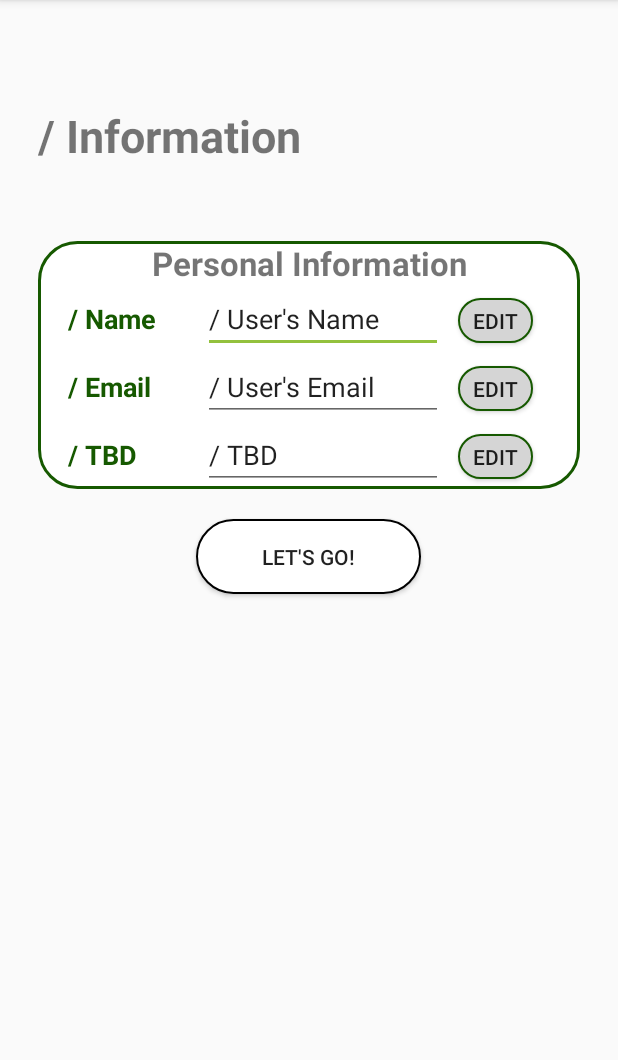
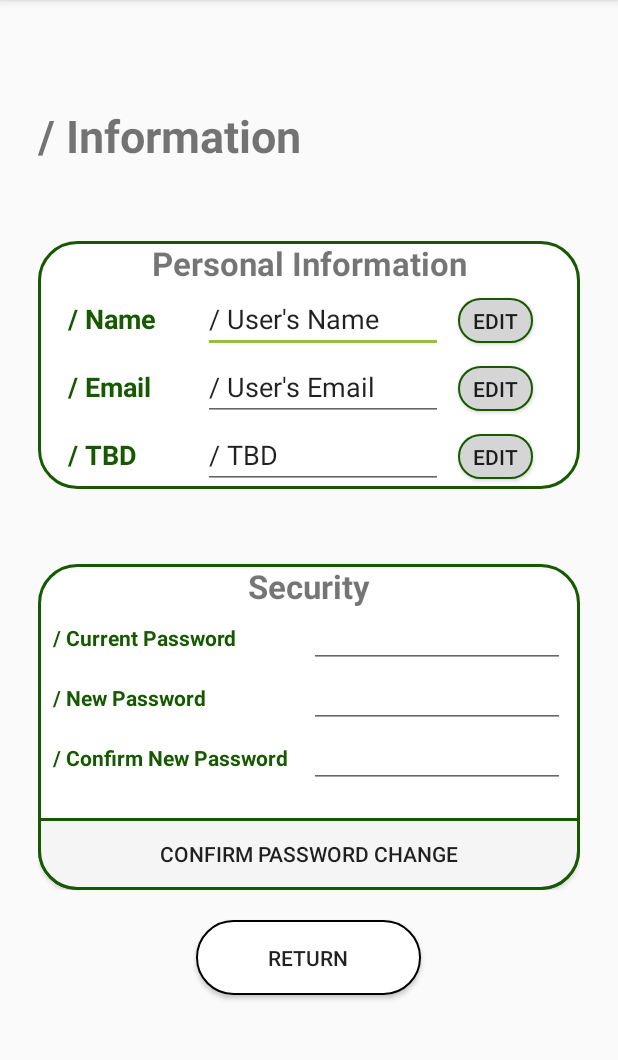
Before and after one commit to andy-cameron/Green_Leaf, an Android app: the InformationScreenActivity screen opened directly, with no data from a screen before it, on a phone screen of 412 x 824 dp, the part 84-1144 px from its top. Run offline under Robolectric (Android 15) with nearby library versions, the phone set to English and light mode, and no system bars.

Commit message:
Visuals for information screen finished

```diff
--- a/app/src/main/res/layout/activity_information_screen.xml
+++ b/app/src/main/res/layout/activity_information_screen.xml
@@ -115,18 +115,101 @@
             </LinearLayout>
         </LinearLayout>
 
+        <LinearLayout
+            android:layout_width="match_parent"
+            android:layout_height="match_parent"
+            android:layout_marginTop="50dp"
+            android:background="@drawable/content_panel"
+            android:orientation="vertical">
+            <TextView
+                android:layout_width="match_parent"
+                android:layout_height="wrap_content"
+                android:text="@string/security"
+                android:gravity="center"
+                android:textStyle="bold"
+                android:textSize="22sp"/>
+            <LinearLayout
+                android:layout_width="match_parent"
+                android:layout_height="wrap_content"
+                android:paddingHorizontal="10dp">
+                <TextView
+                    android:layout_width="match_parent"
+                    android:layout_height="wrap_content"
+                    android:text="/ Current Password"
+                    android:textStyle="bold"
+                    android:textColor="@color/darkestGreen"
+                    android:paddingRight="10dp"
+                    android:textSize="14sp"
+                    android:layout_weight="1"/>
+                <EditText
+                    android:layout_width="match_parent"
+                    android:layout_height="wrap_content"
+                    android:paddingRight="30dp"
+                    android:text=""
+                    android:textSize="14sp"
+                    android:layout_weight="1"/>
+            </LinearLayout>
+
+            <LinearLayout
+                android:layout_width="match_parent"
+                android:layout_height="wrap_content"
+                android:paddingHorizontal="10dp">
+                <TextView
+                    android:layout_width="match_parent"
+                    android:layout_height="wrap_content"
+                    android:text="@string/new_password"
+                    android:textStyle="bold"
+                    android:textColor="@color/darkestGreen"
+                    android:paddingRight="10dp"
+                    android:textSize="14sp"
+                    android:layout_weight="1"/>
+                <EditText
+                    android:layout_width="match_parent"
+                    android:layout_height="wrap_content"
+                    android:paddingRight="30dp"
+                    android:text=""
+                    android:textSize="14sp"
+                    android:layout_weight="1"/>
+            </LinearLayout>
+
+            <LinearLayout
+                android:layout_width="match_parent"
+                android:layout_height="wrap_content"
+                android:paddingHorizontal="10dp">
+                <TextView
+                    android:layout_width="match_parent"
+                    android:layout_height="wrap_content"
+                    android:text="@string/confirm_new_password"
+                    android:textStyle="bold"
+                    android:textColor="@color/darkestGreen"
+                    android:paddingRight="10dp"
+                    android:textSize="14sp"
+                    android:layout_weight="1"/>
+                <EditText
+                    android:layout_width="match_parent"
+                    android:layout_height="wrap_content"
+                    android:paddingRight="30dp"
+                    android:text=""
+                    android:textSize="14sp"
+                    android:gravity="right"
+                    android:layout_weight="1"/>
+            </LinearLayout>
+            <Button
+                android:id="@+id/go_to_leaderboard"
+                android:layout_width="match_parent"
+                android:layout_height="wrap_content"
+                android:background="@drawable/content_panel_button"
+                android:text="Confirm Password Change"
+                android:layout_marginTop="20dp"/>
+        </LinearLayout>
+
         <Button
-            android:id="@+id/button_lets_go"
             android:layout_width="wrap_content"
             android:layout_height="wrap_content"
             android:background="@drawable/button"
             android:layout_gravity="center"
             android:layout_marginTop="20dp"
             android:layout_marginBottom="20dp"
-            android:text="@string/lets_go"/>
-
-
+            android:text="@string/return_string_login"/>
     </LinearLayout>
-
-
 </ScrollView>
--- a/app/src/main/res/values/strings.xml
+++ b/app/src/main/res/values/strings.xml
@@ -40,4 +40,8 @@
     <string name="information_title">/ Information</string>
     <string name="personal_information">Personal Information</string>
     <string name="edit">Edit</string>
+    <string name="security">Security</string>
+    <string name="current_password">/ Current Password</string>
+    <string name="new_password">/ New Password</string>
+    <string name="confirm_new_password">/ Confirm New Password</string>
 </resources>
```
Also changed, not shown: app/src/main/res/layout/activity_profile_screen.xml (line endings or trailing spaces).
